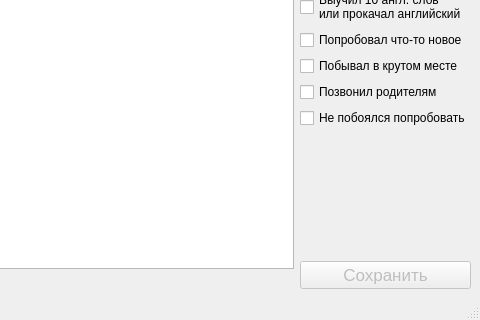
Qt form Diary/diarywidget.ui (EvgenyMetelkin/PerfectLive) before a commit; both pictures show x 549 to 1029 and y 280 to 600 of the 1029 by 600 pixel window.
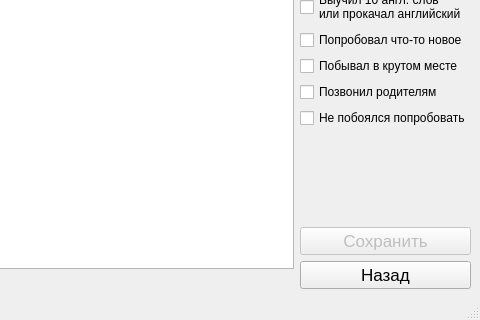
The same form after that commit.

Commit message: Add back button

The edit to the form file:
```diff
--- a/Diary/diarywidget.ui
+++ b/Diary/diarywidget.ui
@@ -178,6 +178,18 @@
           </property>
          </widget>
         </item>
+        <item>
+         <widget class="QPushButton" name="buttonBack">
+          <property name="font">
+           <font>
+            <pointsize>13</pointsize>
+           </font>
+          </property>
+          <property name="text">
+           <string>Назад</string>
+          </property>
+         </widget>
+        </item>
        </layout>
       </item>
      </layout>
```
The commit also changes 3 other files.
